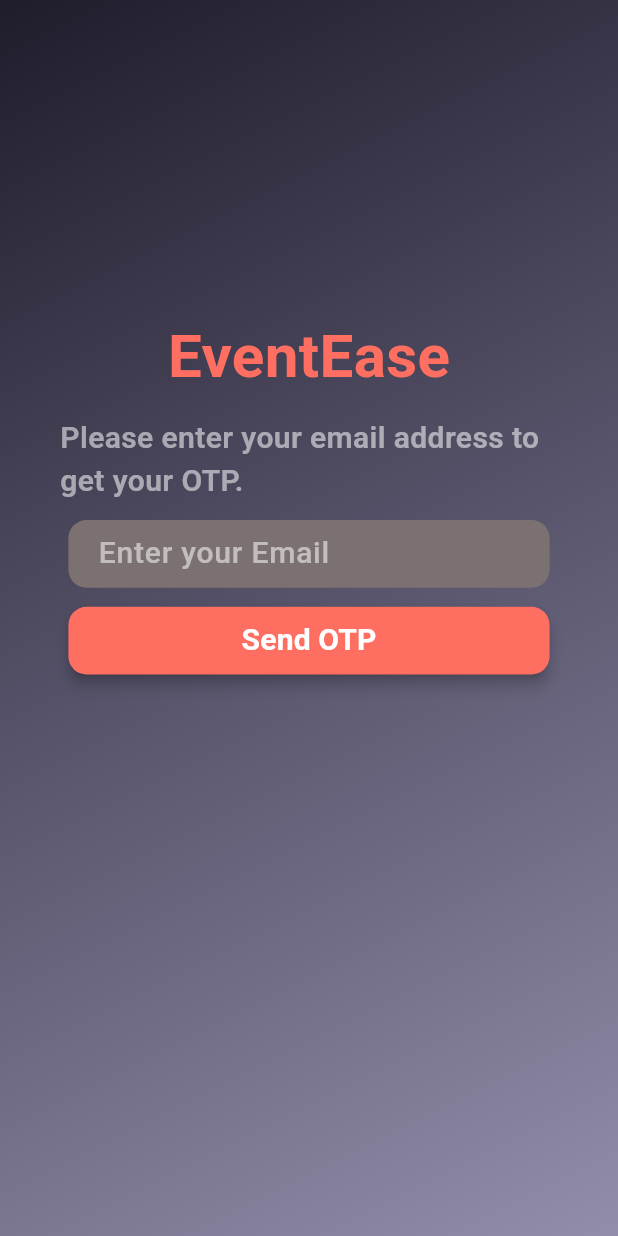
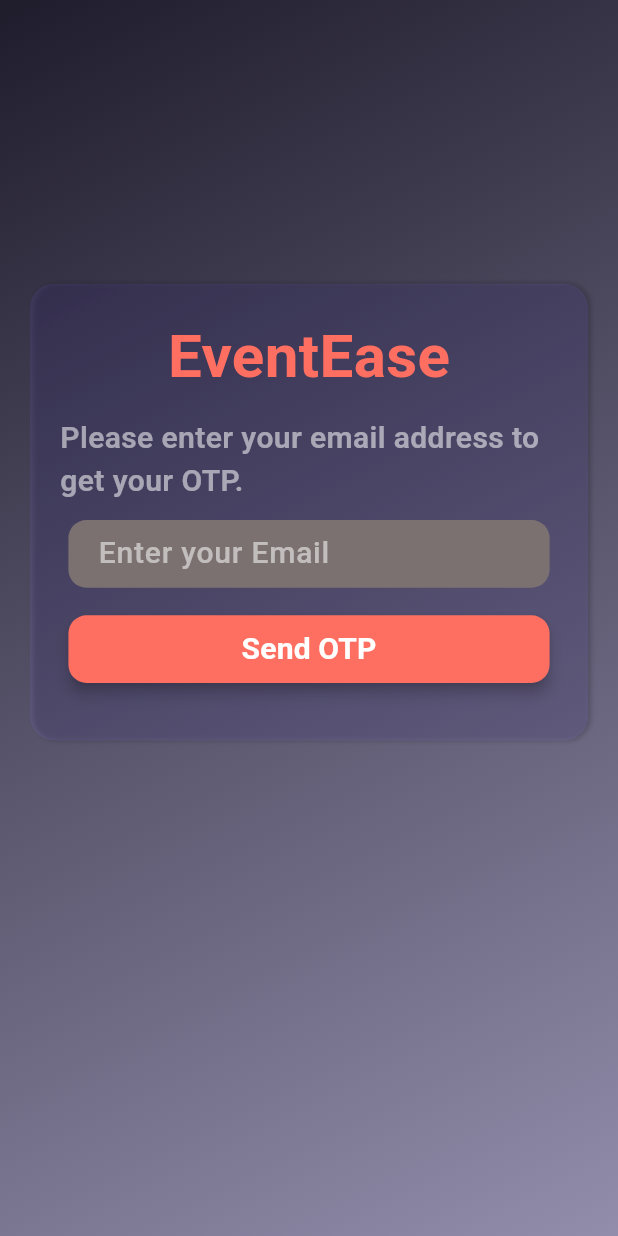
Before and after one commit to iimirzaa/event_management_system, a Flutter app: the EmailView screen opened directly, on a phone screen of 412 x 824 dp. Run offline on Flutter 3.47's test engine with Material 3 defaults, Android fonts, the phone set to English and light mode, and no system bars; our stand-ins replace bloc, flutter_bloc, flutter_screenutil, loading_animation_widget.

Commit message:
Initial Commit

```diff
--- a/lib/Scaffold_Theme/scaffold_gradient.dart
+++ b/lib/Scaffold_Theme/scaffold_gradient.dart
@@ -31,3 +31,5 @@ class GradientScaffold extends StatelessWidget {
     );
   }
 }
+// Color(0xFF1f1c2c),
+// Color(0xFF928dab)
--- a/lib/features/Auth/Auth_Bloc/auth_event.dart
+++ b/lib/features/Auth/Auth_Bloc/auth_event.dart
@@ -47,5 +47,15 @@ class SignUpButtonClicked extends AuthEvent{
     required this.cofirmpassword,
 });
 }
-class SendOtpClicked extends AuthEvent{}
+class SendOtpClicked extends AuthEvent{
+  final bool key;
+  final String email;
+
+  SendOtpClicked({
+    required this.key,
+    required this.email,
+
+  });
+
+}
 class ForgetPasswordGestureClicked extends AuthEvent{}
--- a/lib/features/Auth/Auth_Bloc/auth_state.dart
+++ b/lib/features/Auth/Auth_Bloc/auth_state.dart
@@ -33,7 +33,6 @@ class LoginSuccessfulState extends AuthState {}
 class LoginGestureState extends AuthState {}
 
 class SignUpState extends AuthState {}
-
 class SignUpButtonState extends AuthState {}
 class ForgetPasswordState extends AuthState{}
 class SendOtpSuccessfulState extends AuthState{}
--- a/lib/features/Auth/forget_password/email_view.dart
+++ b/lib/features/Auth/forget_password/email_view.dart
@@ -1,4 +1,5 @@
 import 'package:event_management_system/Scaffold_Theme/scaffold_gradient.dart';
+import 'package:event_management_system/features/Auth/Otp/send_otp.dart';
 import 'package:flutter/material.dart';
 import 'package:event_management_system/CustomWidget/CustomButton.dart';
 import 'package:event_management_system/CustomWidget/CustomText.dart';
@@ -12,7 +13,6 @@ import 'package:flutter_bloc/flutter_bloc.dart';
 import 'package:loading_animation_widget/loading_animation_widget.dart';
 import '../Auth_Bloc/auth_bloc.dart';
 
-
 class EmailView extends StatefulWidget {
   const EmailView({super.key});
 
@@ -21,54 +21,119 @@ class EmailView extends StatefulWidget {
 }
 
 class _EmailViewState extends State<EmailView> {
+  final _form_key = GlobalKey<FormState>();
+  final TextEditingController _emailcontroller = TextEditingController();
   @override
   Widget build(BuildContext context) {
     return BlocConsumer<AuthBloc, AuthState>(
       listener: (context, state) {
-        // TODO: implement listener
+        if (state is SendOtpSuccessfulState) {
+          Navigator.push(context, MaterialPageRoute(builder: (_) => SendOtp()));
+        }
       },
       builder: (context, state) {
-        return GradientScaffold(
+        return Stack(
+          children: [
+            GradientScaffold(
               body: SafeArea(
-            child: Center(child: Padding(
-              padding: EdgeInsets.all(40.r),
+                child: Center(
+                  child: Padding(
+                    padding: EdgeInsets.all(20.r),
                     child: Column(
-
                       children: [
                         SizedBox(height: 150.h),
+                        Container(
+                          decoration: BoxDecoration(
+                            color: Color(0xFF928dab),
+                            backgroundBlendMode: BlendMode.softLight,
+                            borderRadius: BorderRadius.circular(16.r),
+                            boxShadow: [
+                              BoxShadow(
+                                color: Colors.black.withOpacity(0.2),
+                                blurRadius: 2,
+                                offset: Offset(2, 0),
+                              ),
+                            ],
+                          ),
+                          child: Padding(
+                            padding: EdgeInsets.all(20.0.r),
+                            child: Form(
+                              key: _form_key,
+                              child: Column(
+                                crossAxisAlignment: CrossAxisAlignment.center,
+                                children: [
                                   CustomText(
                                     text: "EventEase",
                                     color: Color(0xFFFF6F61),
                                     weight: FontWeight.w800,
                                     size: 40.sp,
                                   ),
-                SizedBox(
-                  height: 10.h,
-                ),
+                                  SizedBox(height: 10.h),
                                   CustomText(
-                    text: "Please enter your email address to get your OTP.",
+                                    text:
+                                    "Please enter your email address to get your OTP.",
                                     color: Colors.white54,
                                     size: 20.sp,
                                     weight: FontWeight.w600,
                                   ),
+
+                                  SizedBox(height: 10.h),
+
+                                  CustomInput(hint: "Enter your Email"),
+                                  SizedBox(height: 10.h),
+                                  if (state is ErrorState) ...[
+                                    CustomText(
+                                      text: state.errorMsg ?? '',
+                                      color: Colors.redAccent,
+                                      weight: FontWeight.w400,
+                                    ),
+                                  ],
                                   SizedBox(
-                      height: 10.h,
-                    ),
-                    if(state is ErrorState)...[
-                      CustomText(text: state.errorMsg??'', color: Colors.redAccent, weight: FontWeight.w400)
-
-                    ],
-                    CustomInput(hint: "Enter your Email"),
-                    SizedBox(
-                      height: 10.h,
+                                    height: 5.h,
                                   ),
 
-                    CustomButton(text: "Send OTP", height: 40.h, width: 320.w, color: Color(0xFFFF6F61), press: (){}, border: 12.r)
+                                  CustomButton(
+                                    text: "Send OTP",
+                                    height: 40.h,
+                                    width: 320.w,
+                                    color: Color(0xFFFF6F61),
+                                    press: () {
+                                      context.read<AuthBloc>().add(
+                                        SendOtpClicked(
+                                          key: _form_key.currentState!
+                                              .validate(),
+                                          email: _emailcontroller.text,
+                                        ),
+                                      );
+                                    },
+                                    border: 12.r,
+                                  ),
+                                  SizedBox(height: 15.h),
+                                ],
+                              ),
+                            ),
+                          ),
+                        ),
+                      ],
+                    ),
+                  ),
+                ),
+              ),
+            ),
+            if (state is LoadingState)
+              Container(
+                color: Colors.black.withOpacity(
+                  0.3,
+                ), // semi-transparent background
+                child: Center(
+                  child: LoadingAnimationWidget.staggeredDotsWave(
+                    color: Color(0xFFFF6F61),
+                    size: 80,
+                  ),
+                ),
+              ),
+          ],
 
-
-              ]),
-            )),
-          ),
         );
       },
     );
```
Also changed, not shown: lib/features/Auth/Auth_Bloc/auth_bloc.dart (+14 -0 lines), lib/features/Auth/Login/login_view.dart (+15 -1 lines), 1 other file. Lines whose indentation alone changed are shown as unchanged.
